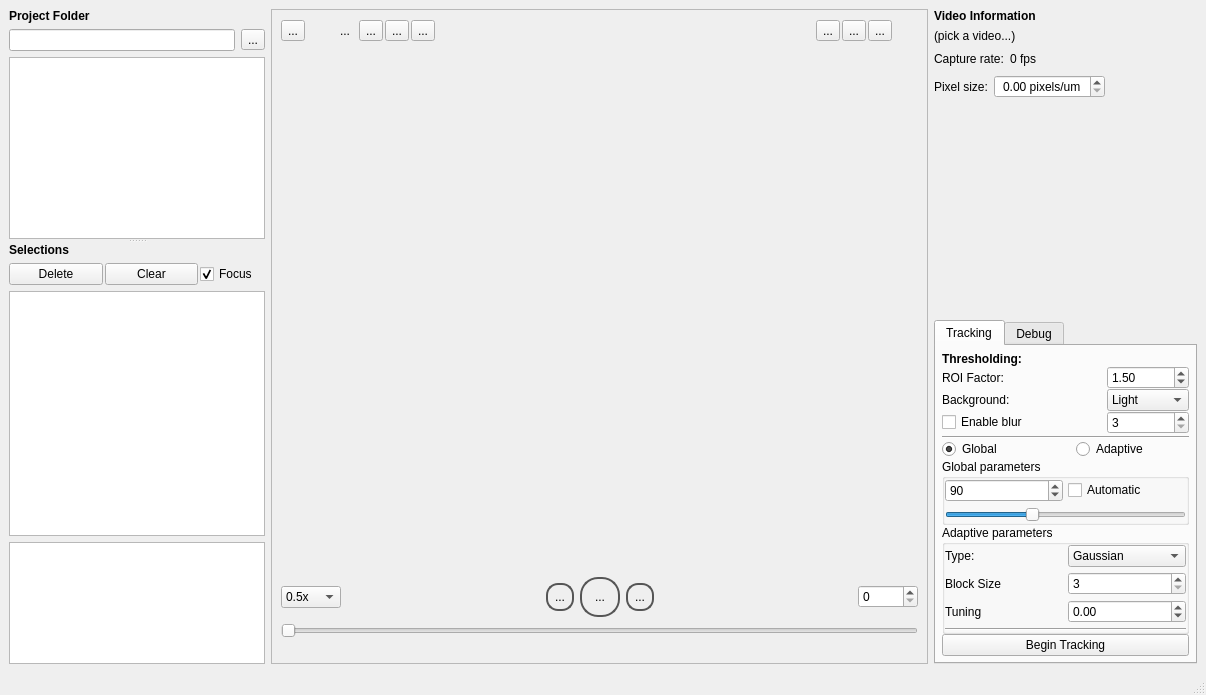
Old version of the form src/gui/mainwindow.ui in the repository adwolfe/yawt.
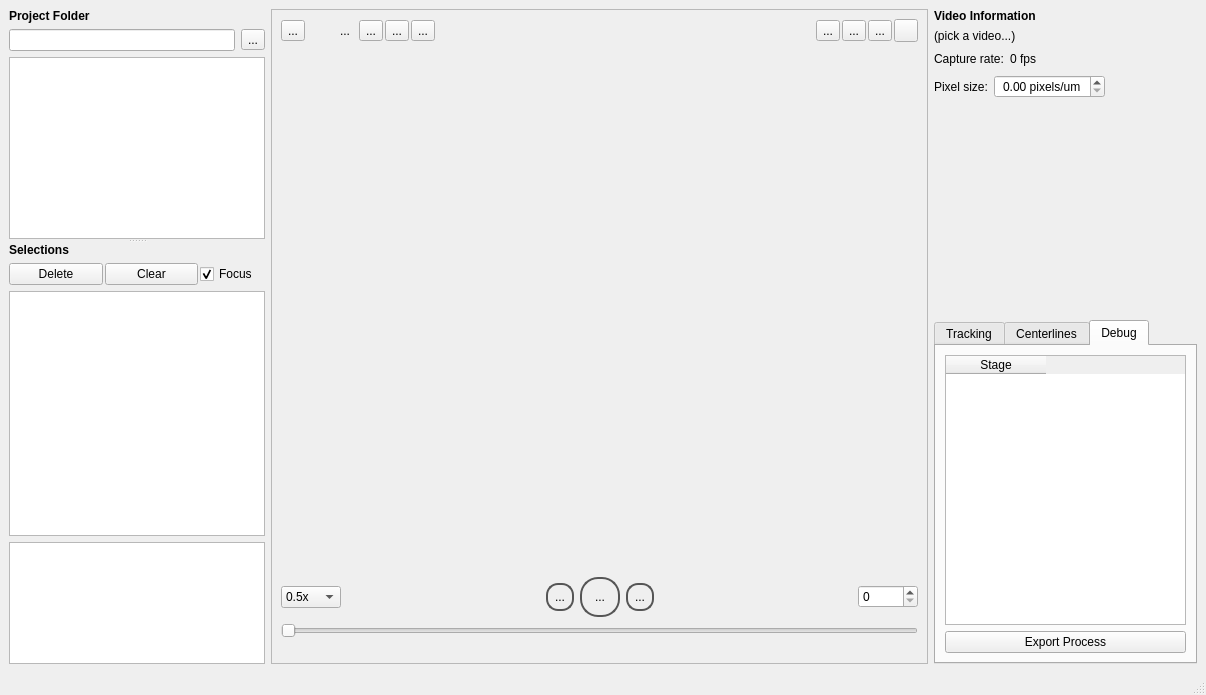
New version of the form. The open tabs and pages were chosen to show the change. Icons and pictures are not drawn. Custom widgets are drawn as their Qt base class.

What changed in the file:
```diff
--- a/src/gui/mainwindow.ui
+++ b/src/gui/mainwindow.ui
@@ -401,7 +401,7 @@
               <bool>true</bool>
              </property>
              <property name="autoRaise">
-              <bool>true</bool>
+              <bool>false</bool>
              </property>
             </widget>
            </item>
@@ -1204,9 +1204,9 @@
            </widget>
            <widget class="QWidget" name="cleanupTab">
             <attribute name="title">
-             <string>Debug</string>
+             <string>Centerlines</string>
             </attribute>
-            <layout class="QVBoxLayout" name="debugTabLayout">
+            <layout class="QVBoxLayout" name="centerlinesTabLayout">
              <item>
               <widget class="QGroupBox" name="snakeDebugGroup">
                <property name="title">
@@ -1440,6 +1440,34 @@
                <property name="wordWrap">
                 <bool>true</bool>
                </property>
+              </widget>
+             </item>
+            </layout>
+           </widget>
+           <widget class="QWidget" name="debugTab">
+            <attribute name="title">
+             <string>Debug</string>
+            </attribute>
+            <layout class="QVBoxLayout" name="debugTabLayout">
+             <item>
+              <widget class="QTableWidget" name="debugImageTable">
+               <property name="selectionBehavior">
+                <enum>QAbstractItemView::SelectionBehavior::SelectRows</enum>
+               </property>
+               <property name="selectionMode">
+                <enum>QAbstractItemView::SelectionMode::SingleSelection</enum>
+               </property>
+               <property name="editTriggers">
+                <set>QAbstractItemView::EditTrigger::NoEditTriggers</set>
+               </property>
+               <property name="alternatingRowColors">
+                <bool>true</bool>
+               </property>
+               <column>
+                <property name="text">
+                 <string>Stage</string>
+                </property>
+               </column>
               </widget>
              </item>
              <item>
```
Left out of the diff: 2 changed lines with no effect on the pictures.
